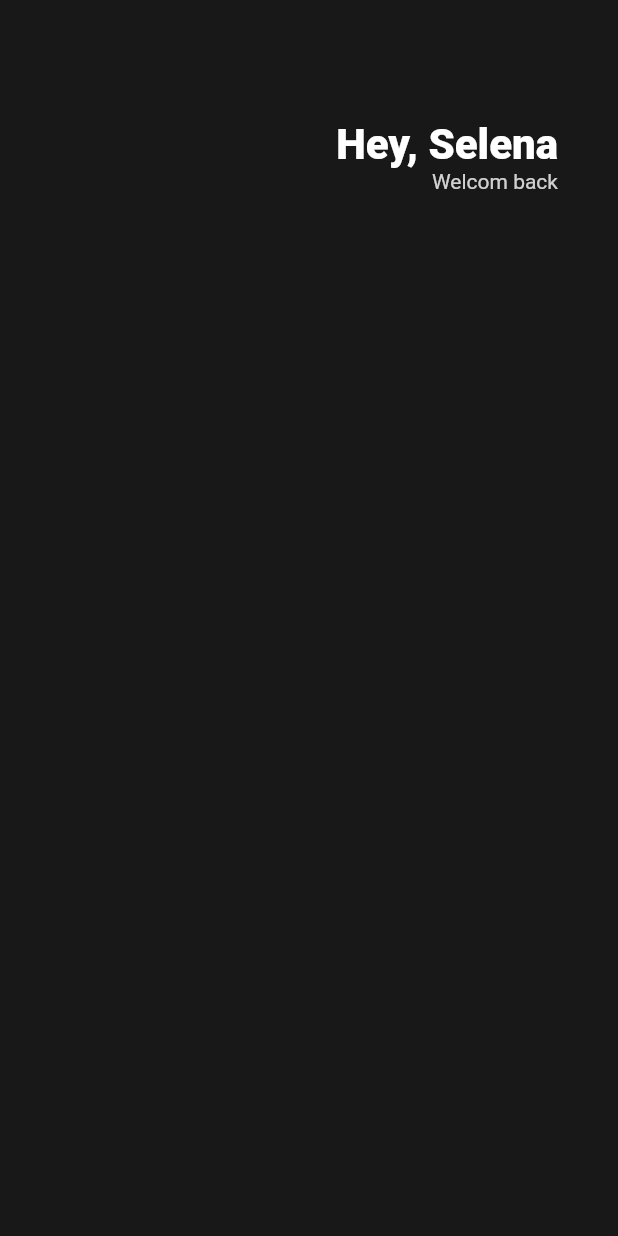
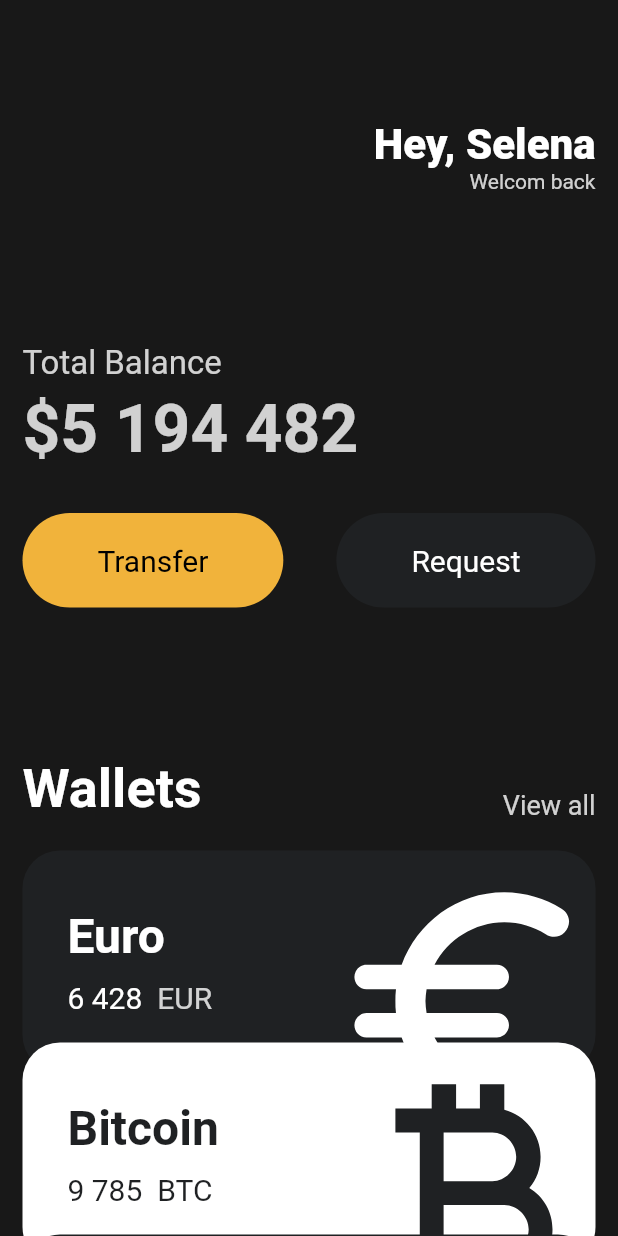
Before and after one commit to HwangGoeun/Toonflix, a Flutter app: the screen it shows after launch, on a phone screen of 412 x 824 dp. Run offline on Flutter 3.47's test engine with Material 2 defaults, Android fonts, the light colour scheme and no system bars.

Commit message:
3주차 + #3.9 Code Challenge

```diff
--- a/toonflix/lib/main.dart
+++ b/toonflix/lib/main.dart
@@ -1,22 +1,29 @@
-// ignore_for_file: prefer_const_constructors
-
 import 'package:flutter/material.dart';
+import 'package:toonflix/widgets/Button.dart';
+import 'package:toonflix/widgets/currency_card.dart';
 
 void main() {
-  runApp(App());
+  runApp(const App());
 }
 
 class App extends StatelessWidget {
+  const App({super.key});
+
   @override
   Widget build(BuildContext context) {
     return MaterialApp(
       home: Scaffold(
-        backgroundColor: Color(0xFF181818),
-        body: Padding(
-          padding: EdgeInsets.symmetric(horizontal: 40),
+        backgroundColor: const Color(0xFF181818),
+        body: SingleChildScrollView(
+          scrollDirection: Axis.vertical,
+          child: Padding(
+            padding: const EdgeInsets.symmetric(
+              horizontal: 15,
+            ),
             child: Column(
+              crossAxisAlignment: CrossAxisAlignment.start,
               children: [
-              SizedBox(
+                const SizedBox(
                   height: 80,
                 ),
                 Row(
@@ -25,7 +32,7 @@
                     Column(
                       crossAxisAlignment: CrossAxisAlignment.end,
                       children: [
-                      Text(
+                        const Text(
                           "Hey, Selena",
                           style: TextStyle(
                               color: Colors.white,
@@ -41,8 +48,102 @@
                       ],
                     )
                   ],
+                ),
+                const SizedBox(
+                  height: 100,
+                ),
+                Text(
+                  'Total Balance',
+                  style: TextStyle(
+                    fontSize: 22,
+                    color: Colors.white.withOpacity(0.8),
+                  ),
+                ),
+                const SizedBox(
+                  height: 5,
+                ),
+                Text(
+                  '\$5 194 482',
+                  style: TextStyle(
+                    fontSize: 44,
+                    fontWeight: FontWeight.w600,
+                    color: Colors.white.withOpacity(0.8),
+                  ),
+                ),
+                const SizedBox(
+                  height: 30,
+                ),
+                const Row(
+                  mainAxisAlignment: MainAxisAlignment.spaceBetween,
+                  children: [
+                    Button(
+                      text: "Transfer",
+                      bgColor: Color(0xFFF1B33B),
+                      textColor: Colors.black,
+                    ),
+                    Button(
+                      text: "Request",
+                      bgColor: Color(0xFF1F2123),
+                      textColor: Colors.white,
+                    ),
+                  ],
+                ),
+                const SizedBox(
+                  height: 100,
+                ),
+                Row(
+                  crossAxisAlignment: CrossAxisAlignment.end,
+                  mainAxisAlignment: MainAxisAlignment.spaceBetween,
+                  children: [
+                    const Text(
+                      'Wallets',
+                      style: TextStyle(
+                        color: Colors.white,
+                        fontSize: 36,
+                        fontWeight: FontWeight.w600,
+                      ),
+                    ),
+                    Text(
+                      "View all",
+                      style: TextStyle(
+                        color: Colors.white.withOpacity(0.8),
+                        fontSize: 18,
+                      ),
                     )
                   ],
+                ),
+                const SizedBox(
+                  height: 20,
+                ),
+                const CurrencyCard(
+                  name: "Euro",
+                  code: "EUR",
+                  amount: "6 428",
+                  icon: Icons.euro_rounded,
+                  isInverted: false,
+                  x: 0,
+                  y: 0,
+                ),
+                const CurrencyCard(
+                  name: "Bitcoin",
+                  code: "BTC",
+                  amount: "9 785",
+                  icon: Icons.currency_bitcoin,
+                  isInverted: true,
+                  x: 0,
+                  y: -20,
+                ),
+                const CurrencyCard(
+                  name: "Dollar",
+                  code: "USD",
+                  amount: "428",
+                  icon: Icons.attach_money_outlined,
+                  isInverted: false,
+                  x: 0,
+                  y: -40,
+                ),
+              ],
+            ),
           ),
         ),
       ),
--- /dev/null
+++ b/toonflix/lib/widgets/button.dart
@@ -0,0 +1,37 @@
+import 'package:flutter/material.dart';
+
+class Button extends StatelessWidget {
+  final String text;
+  final Color bgColor;
+  final Color textColor;
+
+  const Button({
+    super.key,
+    required this.text,
+    required this.bgColor,
+    required this.textColor,
+  });
+
+  @override
+  Widget build(BuildContext context) {
+    return Container(
+      decoration: BoxDecoration(
+        color: bgColor,
+        borderRadius: BorderRadius.circular(45),
+      ),
+      child: Padding(
+        padding: const EdgeInsets.symmetric(
+          vertical: 20,
+          horizontal: 50,
+        ),
+        child: Text(
+          text,
+          style: TextStyle(
+            color: textColor,
+            fontSize: 20,
+          ),
+        ),
+      ),
+    );
+  }
+}
--- /dev/null
+++ b/toonflix/lib/widgets/currency_card.dart
@@ -0,0 +1,95 @@
+import 'package:flutter/material.dart';
+
+class CurrencyCard extends StatelessWidget {
+  final String name, code, amount;
+  final IconData icon;
+  final bool isInverted;
+  final double x, y;
+
+  final _blackColor = const Color(0xFF1F2123);
+
+  const CurrencyCard({
+    super.key,
+    required this.name,
+    required this.code,
+    required this.amount,
+    required this.icon,
+    required this.isInverted,
+    required this.x,
+    required this.y,
+  });
+
+  @override
+  Widget build(BuildContext context) {
+    return Transform.translate(
+      offset: Offset(
+        x,
+        y,
+      ),
+      child: Container(
+        clipBehavior: Clip.hardEdge,
+        decoration: BoxDecoration(
+          color: isInverted ? Colors.white : const Color(0xFF1F2123),
+          borderRadius: BorderRadius.circular(25),
+        ),
+        child: Padding(
+          padding: const EdgeInsets.all(30),
+          child: Row(
+            mainAxisAlignment: MainAxisAlignment.spaceBetween,
+            children: [
+              Column(
+                crossAxisAlignment: CrossAxisAlignment.start,
+                children: [
+                  Text(
+                    name,
+                    style: TextStyle(
+                        color: isInverted ? _blackColor : Colors.white,
+                        fontSize: 32,
+                        fontWeight: FontWeight.w600),
+                  ),
+                  const SizedBox(
+                    height: 10,
+                  ),
+                  Row(
+                    children: [
+                      Text(
+                        amount,
+                        style: TextStyle(
+                          color: isInverted ? _blackColor : Colors.white,
+                          fontSize: 20,
+                        ),
+                      ),
+                      const SizedBox(
+                        width: 10,
+                      ),
+                      Text(
+                        code,
+                        style: TextStyle(
+                          color: isInverted
+                              ? _blackColor
+                              : Colors.white.withOpacity(0.8),
+                          fontSize: 20,
+                        ),
+                      ),
+                    ],
+                  ),
+                ],
+              ),
+              Transform.scale(
+                scale: 2.2,
+                child: Transform.translate(
+                  offset: const Offset(-5, 12),
+                  child: Icon(
+                    icon,
+                    color: isInverted ? _blackColor : Colors.white,
+                    size: 88,
+                  ),
+                ),
+              ),
+            ],
+          ),
+        ),
+      ),
+    );
+  }
+}
```
Lines whose indentation alone changed are shown as unchanged.
